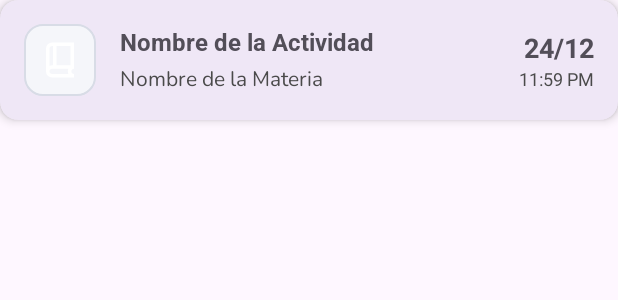
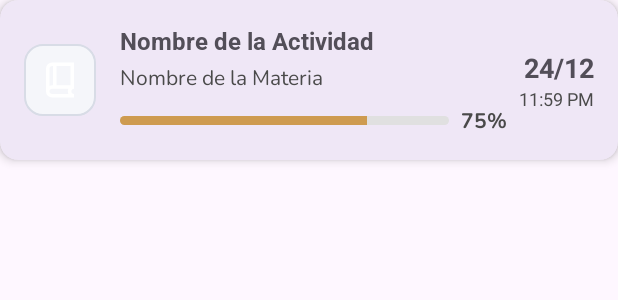
Before and after one commit to IvanIza7/Unibook_DM, an Android app: the layout item_actividad.xml on its own in the app's theme, with its tools: preview values and no code run, on a phone screen of 412 x 824 dp. Shown: the top 300 px of the screen. Run offline under Robolectric (Android 15) with nearby library versions, the phone set to English and light mode, and no system bars.

Commit message:
Visualizar Actividades con barra de progreso

```diff
--- a/app/src/main/java/com/navify/unibook/Actividad.java
+++ b/app/src/main/java/com/navify/unibook/Actividad.java
@@ -8,8 +8,9 @@ public class Actividad {
     private String materiaIcono;
     private String fechaEntrega;
     private String horaEntrega;
+    private int porcentaje;
 
-    public Actividad(int id, String nombre, String materiaNombre, String materiaColor, String materiaIcono, String fechaEntrega, String horaEntrega) {
+    public Actividad(int id, String nombre, String materiaNombre, String materiaColor, String materiaIcono, String fechaEntrega, String horaEntrega, int porcentaje) {
         this.id = id;
         this.nombre = nombre;
         this.materiaNombre = materiaNombre;
@@ -17,6 +18,7 @@ public class Actividad {
         this.materiaIcono = materiaIcono;
         this.fechaEntrega = fechaEntrega;
         this.horaEntrega = horaEntrega;
+        this.porcentaje = porcentaje;
     }
 
     // Getters
@@ -27,4 +29,5 @@ public class Actividad {
     public String getMateriaIcono() { return materiaIcono; }
     public String getFechaEntrega() { return fechaEntrega; }
     public String getHoraEntrega() { return horaEntrega; }
+    public int getPorcentaje() { return porcentaje; }
 }
--- /dev/null
+++ b/app/src/main/res/drawable/bg_progress_bar.xml
@@ -0,0 +1,20 @@
+<?xml version="1.0" encoding="utf-8"?>
+<layer-list xmlns:android="http://schemas.android.com/apk/res/android">
+    <!-- Fondo de la barra de progreso -->
+    <item android:id="@android:id/background">
+        <shape>
+            <corners android:radius="4dp" />
+            <solid android:color="#E0E0E0" />
+        </shape>
+    </item>
+
+    <!-- Progreso -->
+    <item android:id="@android:id/progress">
+        <clip>
+            <shape>
+                <corners android:radius="4dp" />
+                <solid android:color="@color/colorAccent" />
+            </shape>
+        </clip>
+    </item>
+</layer-list>
--- a/app/src/main/res/layout/item_actividad.xml
+++ b/app/src/main/res/layout/item_actividad.xml
@@ -12,9 +12,9 @@
         android:id="@+id/cardContainer"
         android:layout_width="match_parent"
         android:layout_height="wrap_content"
+        android:gravity="center_vertical"
         android:orientation="horizontal"
-        android:padding="16dp"
-        android:gravity="center_vertical">
+        android:padding="16dp">
 
         <!-- Icono de la Materia -->
         <FrameLayout
@@ -27,18 +27,18 @@
                 android:id="@+id/ivMateriaIcon"
                 android:layout_width="28dp"
                 android:layout_height="28dp"
+                android:layout_gravity="center"
                 android:src="@drawable/ic_book"
-                app:tint="@color/white"
-                android:layout_gravity="center"/>
+                app:tint="@color/white" />
         </FrameLayout>
 
         <!-- Información de la Actividad -->
         <LinearLayout
             android:layout_width="0dp"
             android:layout_height="wrap_content"
+            android:layout_marginStart="16dp"
             android:layout_weight="1"
-            android:orientation="vertical"
-            android:layout_marginStart="16dp">
+            android:orientation="vertical">
 
             <TextView
                 android:id="@+id/tvNombreActividad"
@@ -53,37 +53,66 @@
                 android:id="@+id/tvNombreMateria"
                 android:layout_width="wrap_content"
                 android:layout_height="wrap_content"
+                android:layout_marginTop="4dp"
+                android:fontFamily="@font/nunito_regular"
                 android:text="Nombre de la Materia"
-                android:textSize="14sp"
                 android:textColor="@color/colorNeutralDark"
-                android:fontFamily="@font/nunito_regular"
-                android:layout_marginTop="4dp"/>
+                android:textSize="14sp" />
+
+            <!-- Barra de Progreso y Porcentaje -->
+            <LinearLayout
+                android:layout_width="match_parent"
+                android:layout_height="wrap_content"
+                android:layout_marginTop="8dp"
+                android:gravity="center_vertical"
+                android:orientation="horizontal">
+
+                <ProgressBar
+                    android:id="@+id/progressBar"
+                    style="?android:attr/progressBarStyleHorizontal"
+                    android:layout_width="0dp"
+                    android:layout_height="6dp"
+                    android:layout_weight="1"
+                    android:max="100"
+                    android:progress="75"
+                    android:progressDrawable="@drawable/bg_progress_bar" />
+
+                <TextView
+                    android:id="@+id/tvPorcentaje"
+                    android:layout_width="wrap_content"
+                    android:layout_height="wrap_content"
+                    android:layout_marginStart="8dp"
+                    android:fontFamily="@font/nunito_bold"
+                    android:text="75%"
+                    android:textColor="@color/colorNeutralDark"
+                    android:textSize="14sp" />
+            </LinearLayout>
         </LinearLayout>
 
         <!-- Fecha de Entrega -->
         <LinearLayout
             android:layout_width="wrap_content"
             android:layout_height="wrap_content"
-            android:orientation="vertical"
+            android:layout_marginStart="8dp"
             android:gravity="end"
-            android:layout_marginStart="8dp">
+            android:orientation="vertical">
 
             <TextView
                 android:id="@+id/tvFechaEntrega"
                 android:layout_width="wrap_content"
                 android:layout_height="wrap_content"
                 android:text="24/12"
+                android:textColor="#524E58"
                 android:textSize="18sp"
-                android:textColor="#524E58"
-                android:textStyle="bold"/>
+                android:textStyle="bold" />
 
             <TextView
                 android:id="@+id/tvHoraEntrega"
                 android:layout_width="wrap_content"
                 android:layout_height="wrap_content"
                 android:text="11:59 PM"
-                android:textSize="12sp"
-                android:textColor="@color/colorNeutralDark"/>
+                android:textColor="@color/colorNeutralDark"
+                android:textSize="12sp" />
 
         </LinearLayout>
 
```
Also changed, not shown: app/src/main/java/com/navify/unibook/ActividadAdapter.java (+28 -37 lines), app/src/main/java/com/navify/unibook/DatabaseHelper.java (+5 -4 lines), app/src/main/java/com/navify/unibook/fragments/ActivityFragment.java (+7 -6 lines).
